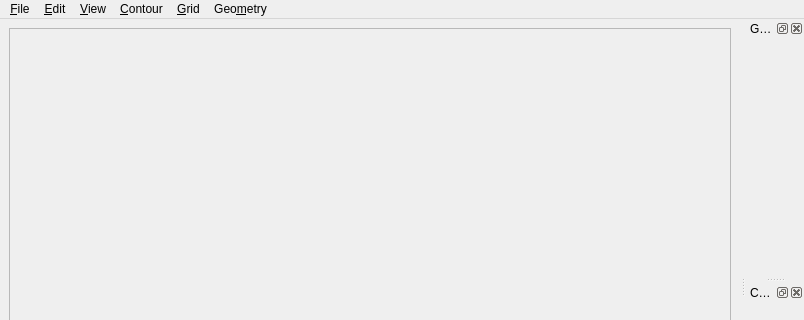
First picture: the form in gui/qtui/ComGridMain.ui, repository kalininei/HybMesh, before the edit; both pictures show x 0 to 804 and y 0 to 320 of the 804 by 600 pixel window.
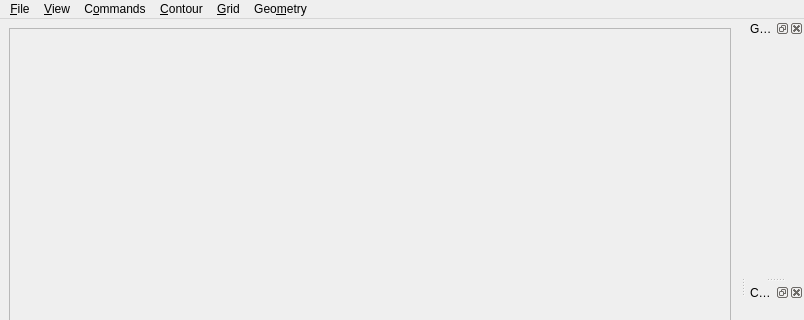
Second picture: the form after the edit. Icons and pictures are not drawn.

Patch:
```diff
--- a/gui/qtui/ComGridMain.ui
+++ b/gui/qtui/ComGridMain.ui
@@ -63,7 +63,7 @@
    </widget>
    <widget class="QMenu" name="menu_Edit">
     <property name="title">
-     <string>&amp;Edit</string>
+     <string>C&amp;ommands</string>
     </property>
     <addaction name="act_undo"/>
     <addaction name="act_redo"/>
@@ -123,8 +123,8 @@
     <addaction name="act_ex_cont"/>
    </widget>
    <addaction name="menu_File"/>
-   <addaction name="menu_Edit"/>
    <addaction name="menu_View"/>
+   <addaction name="menu_Edit"/>
    <addaction name="menuConts"/>
    <addaction name="menuGrid"/>
    <addaction name="menu_Geometry"/>
```
Left out of the diff: 64 changed lines with no effect on the pictures.
